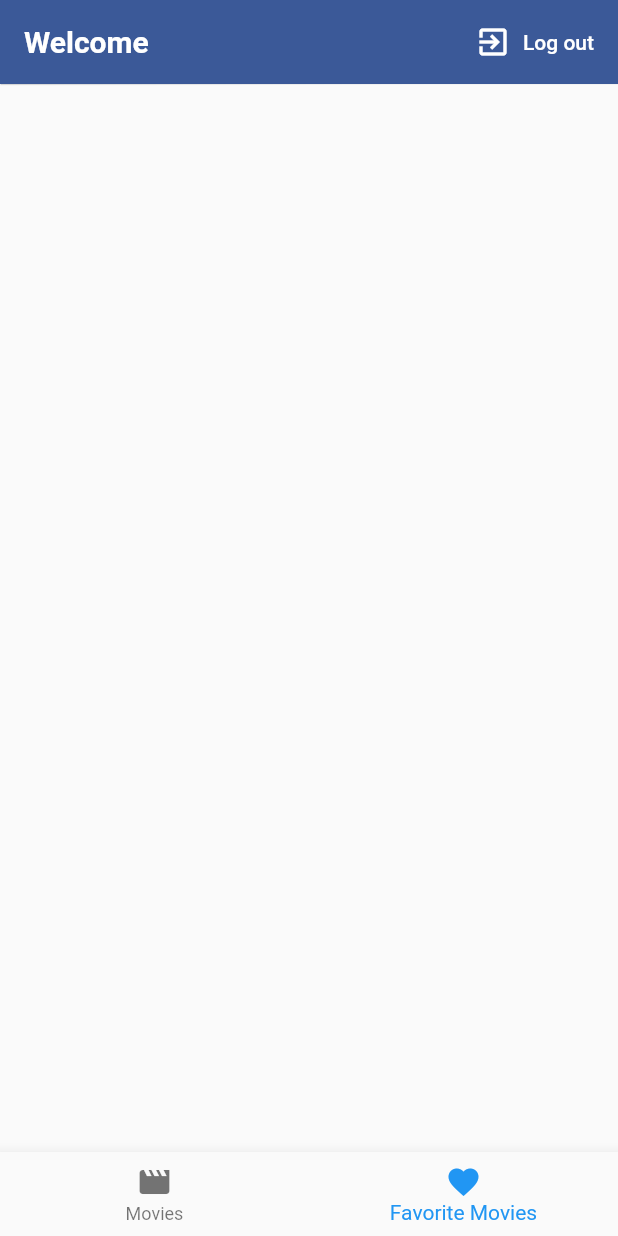
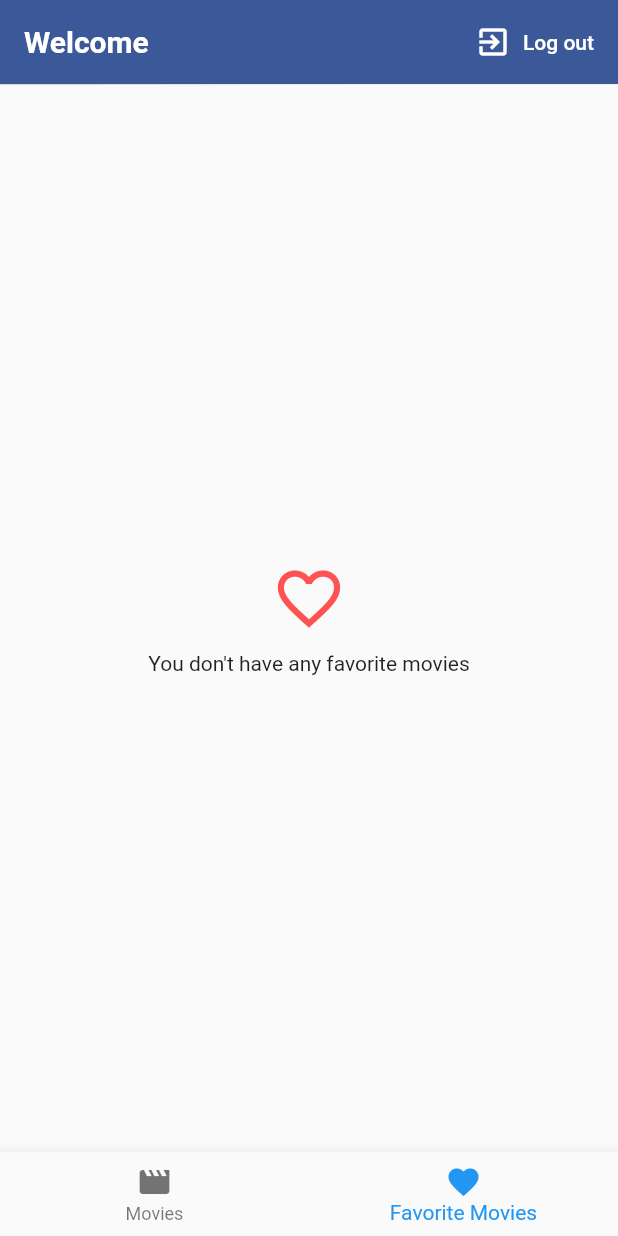
Before and after one commit to AtaMahmoud/movies_app, a Flutter app: the MainPage screen opened directly with empty values, swiped to page 2, on a phone screen of 412 x 824 dp. Run offline on Flutter 3.47's test engine with Material 2 defaults, Android fonts, the phone set to English and light mode, and no system bars; our stand-ins replace cached_network_image, rxdart, shared_preferences; accounts and stored records are empty; network calls fail; Roboto replaces fonts that are missing (Arvo).

Commit message:
adding them and fixing some issues

```diff
--- a/lib/main.dart
+++ b/lib/main.dart
@@ -1,3 +1,5 @@
+import 'dart:io';
+
 import 'package:flutter/material.dart';
 import 'package:movies_app/ui/pages/auth.dart';
 import 'package:movies_app/ui/pages/main_page.dart';
@@ -19,6 +21,7 @@ class _MyAppState extends State<MyApp> {
   @override
   void initState() {
     super.initState();
+
     _mainModel.autoAuth();
     _mainModel.userSubject.listen((bool isAuthenticated) {
       setState(() {
@@ -26,6 +29,8 @@ class _MyAppState extends State<MyApp> {
       });
     });
   }
+
+
 
   @override
   Widget build(BuildContext context) {
--- a/lib/scoped-models/movie_model.dart
+++ b/lib/scoped-models/movie_model.dart
@@ -36,14 +36,14 @@ mixin MovieModel on ConnectedMovies {
     notifyListeners();
 
     favoriteMovies = List();
-
+     print(authenticatedUser.id.toString());
     http.Response response = await http
-        .get("${Config.LIST_USER_FAVORITES}:${authenticatedUser.id}/movies");
+        .get("${Config.LIST_USER_FAVORITES}${authenticatedUser.id}/movies");
 
     final decodedResponse = json.decode(response.body);
 
     if (decodedResponse.length != 0) {
-      for (var favMovie in decodedResponse.length) {
+      for (var favMovie in decodedResponse) {
         favoriteMovies.add(Movie.fromJson(favMovie, true));
       }
     }
@@ -65,8 +65,9 @@ mixin MovieModel on ConnectedMovies {
     _toggleFavoriteMode(movieId);
 
     favoriteMovies.add(favMovie);
+    print(authenticatedUser.id.toString());
     http.Response response = await http.get(
-        "${Config.LIST_USER_FAVORITES}:${authenticatedUser.id}/movies/:$movieId/favorite");
+        "${Config.LIST_USER_FAVORITES}${authenticatedUser.id}/movies/$movieId/favorite");
 
     if (response.statusCode != 200) {
       favoriteMovies.removeWhere((Movie movie) => movie.id == favMovie.id);
@@ -79,11 +80,11 @@ mixin MovieModel on ConnectedMovies {
 
     int index = favoriteMovies.indexWhere((Movie movie) => movie.id == movieId);
 
-    _toggleFavoriteMode(movieId);
+    favoriteMovies.removeAt(index);
+   _toggleFavoriteMode(movieId);
 
-    favoriteMovies.removeAt(index);
     http.Response response = await http.get(
-        "${Config.LIST_USER_FAVORITES}:${authenticatedUser.id}/movies/:$movieId/unfavorite");
+        "${Config.LIST_USER_FAVORITES}${authenticatedUser.id}/movies/$movieId/unfavorite");
 
     if (response.statusCode != 200) {
       favoriteMovies.add(favMovie);
--- a/lib/ui/pages/main_page.dart
+++ b/lib/ui/pages/main_page.dart
@@ -42,7 +42,10 @@ class _MainPageState extends State<MainPage> {
   void initState() {
     super.initState();
     _pageController = PageController();
-    widget.mainModel.getAllMovies();
+    widget.mainModel.getUserFavotiteMovies().then((_){
+      widget.mainModel.getAllMovies();
+    });
+
   }
 
   void _onNavigationTapped(int pageIndex) {
@@ -68,7 +71,7 @@ class _MainPageState extends State<MainPage> {
         onPageChanged: _onPageChannged,
         children: <Widget>[
          MovieList(widget.mainModel),
-         MovieList(widget.mainModel),
+         MovieList(widget.mainModel,true),
         ],
       ),
     );
--- a/lib/ui/pages/movie_list.dart
+++ b/lib/ui/pages/movie_list.dart
@@ -1,4 +1,5 @@
 import 'package:flutter/material.dart';
+import 'package:movies_app/models/movie.dart';
 import 'package:movies_app/scoped-models/main.dart';
 import 'package:scoped_model/scoped_model.dart';
 import 'item_movie.dart';
@@ -6,11 +7,70 @@ import 'movie_details.dart';
 
 class MovieList extends StatefulWidget {
   final MainModel mainModel;
-  MovieList(this.mainModel);
+  final bool displayFavorite;
+  MovieList(this.mainModel, [this.displayFavorite = false]);
   MyMovieListState createState() => new MyMovieListState();
 }
 
 class MyMovieListState extends State<MovieList> {
+  Widget _buildNoFavoriteMovies() {
+    return Container(
+      width: double.infinity,
+      child: Column(
+        mainAxisAlignment: MainAxisAlignment.center,
+        crossAxisAlignment: CrossAxisAlignment.center,
+        children: <Widget>[
+          Icon(
+            Icons.favorite_border,
+            color: Colors.redAccent,
+            size: 50,
+          ),
+          SizedBox(
+            height: 10,
+          ),
+          Text("You don't have any favorite movies"),
+        ],
+      ),
+    );
+  }
+
+  Widget _buildBody() {
+    return ScopedModelDescendant<MainModel>(
+      builder: (BuildContext context, Widget child, MainModel mainModel) {
+        return mainModel.isLoading
+            ? Center(
+                child: CircularProgressIndicator(),
+              )
+            : Padding(
+                padding: const EdgeInsets.all(16.0),
+                child: ListView.builder(
+                    itemCount: widget.displayFavorite
+                        ? widget.mainModel.favoriteMovies.length
+                        : widget.mainModel.allMovies.length,
+                    itemBuilder: (context, i) {
+                      List<Movie> moviesToDisplay = widget.displayFavorite
+                          ? widget.mainModel.favoriteMovies
+                          : widget.mainModel.allMovies;
+                      return FlatButton(
+                        padding: const EdgeInsets.all(0.0),
+                        onPressed: () {
+                          Navigator.push(context,
+                              MaterialPageRoute(builder: (context) {
+                            return MovieDetailScreen(moviesToDisplay[i]);
+                          }));
+                        },
+                        child: MovieItem(
+                            movie: moviesToDisplay[i],
+                            addToFavorite: widget.mainModel.setFavortieMovie,
+                            removeFromFavorite:
+                                widget.mainModel.setUnFavortieMovie),
+                        color: Colors.white,
+                      );
+                    }),
+              );
+      },
+    );
+  }
 
   @override
   Widget build(BuildContext context) {
@@ -22,11 +82,16 @@ class MyMovieListState extends State<MovieList> {
                 fontFamily: 'Arvo',
                 fontWeight: FontWeight.bold)),
         elevation: 0.3,
-
         actions: <Widget>[
           FlatButton.icon(
-            icon: Icon(Icons.exit_to_app,color: Colors.white,),
-            label: Text('Log out',style: TextStyle(color: Colors.white),),
+            icon: Icon(
+              Icons.exit_to_app,
+              color: Colors.white,
+            ),
+            label: Text(
+              'Log out',
+              style: TextStyle(color: Colors.white),
+            ),
             onPressed: () {
               Navigator.of(context).pushReplacementNamed('/');
               widget.mainModel.logout();
@@ -34,37 +99,11 @@ class MyMovieListState extends State<MovieList> {
           )
         ],
       ),
-      body: ScopedModelDescendant<MainModel>(
-        builder: (BuildContext context, Widget child, MainModel mainModel) {
-          return mainModel.isLoading
-              ? Center(
-                  child: CircularProgressIndicator(),
-                )
-              : Padding(
-                  padding: const EdgeInsets.all(16.0),
-                  child: ListView.builder(
-                      itemCount: widget.mainModel.allMovies.length,
-                      itemBuilder: (context, i) {
-                        return FlatButton(
-                          padding: const EdgeInsets.all(0.0),
-                          onPressed: () {
-                            Navigator.push(context,
-                                MaterialPageRoute(builder: (context) {
-                              return MovieDetailScreen(
-                                  widget.mainModel.allMovies[i]);
-                            }));
-                          },
-                          child: MovieItem(
-                              movie: widget.mainModel.allMovies[i],
-                              addToFavorite: widget.mainModel.setFavortieMovie,
-                              removeFromFavorite:
-                                  widget.mainModel.setFavortieMovie),
-                          color: Colors.white,
-                        );
-                      }),
-                );
-        },
-      ),
+      body: widget.displayFavorite
+          ? widget.mainModel.favoriteMovies.length == 0
+              ? _buildNoFavoriteMovies()
+              : _buildBody()
+          : _buildBody(),
     );
   }
 }
```
